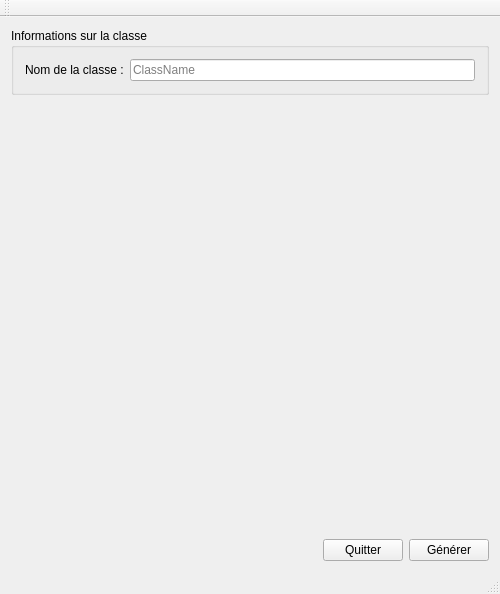
Before: the Qt Designer form metacc/ui/mainwindow.ui in rovalette/metacc, drawn with Qt 5.
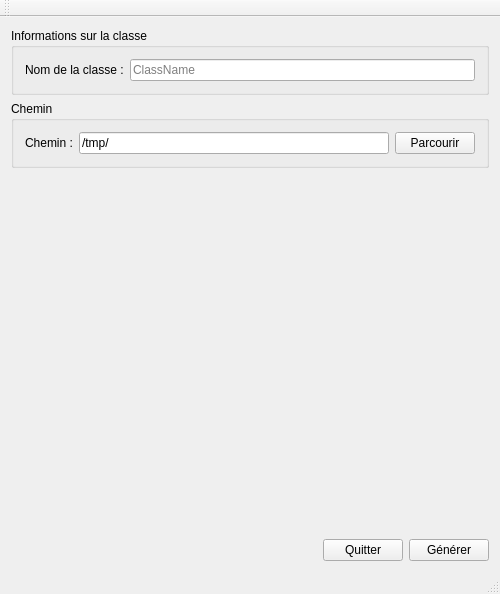
After: the same form once the commit is applied. Icons and pictures are not drawn.

Commit message: add path management

Diff of the .ui file:
```diff
--- a/metacc/ui/mainwindow.ui
+++ b/metacc/ui/mainwindow.ui
@@ -42,6 +42,43 @@
       </layout>
      </widget>
     </item>
+    <item>
+     <widget class="QGroupBox" name="groupBox_2">
+      <property name="title">
+       <string>Chemin</string>
+      </property>
+      <layout class="QHBoxLayout" name="horizontalLayout_4">
+       <item>
+        <layout class="QHBoxLayout" name="horizontalLayout_3">
+         <item>
+          <widget class="QLabel" name="label_2">
+           <property name="text">
+            <string>Chemin :</string>
+           </property>
+          </widget>
+         </item>
+         <item>
+          <widget class="QLineEdit" name="lineEdit_Path">
+           <property name="text">
+            <string>/tmp/</string>
+           </property>
+           <property name="placeholderText">
+            <string/>
+           </property>
+          </widget>
+         </item>
+         <item>
+          <widget class="QPushButton" name="pushButton_Browse">
+           <property name="text">
+            <string>Parcourir</string>
+           </property>
+          </widget>
+         </item>
+        </layout>
+       </item>
+      </layout>
+     </widget>
+    </item>
     <item>
      <spacer name="verticalSpacer">
       <property name="orientation">
```
The commit also changes 4 other files.
